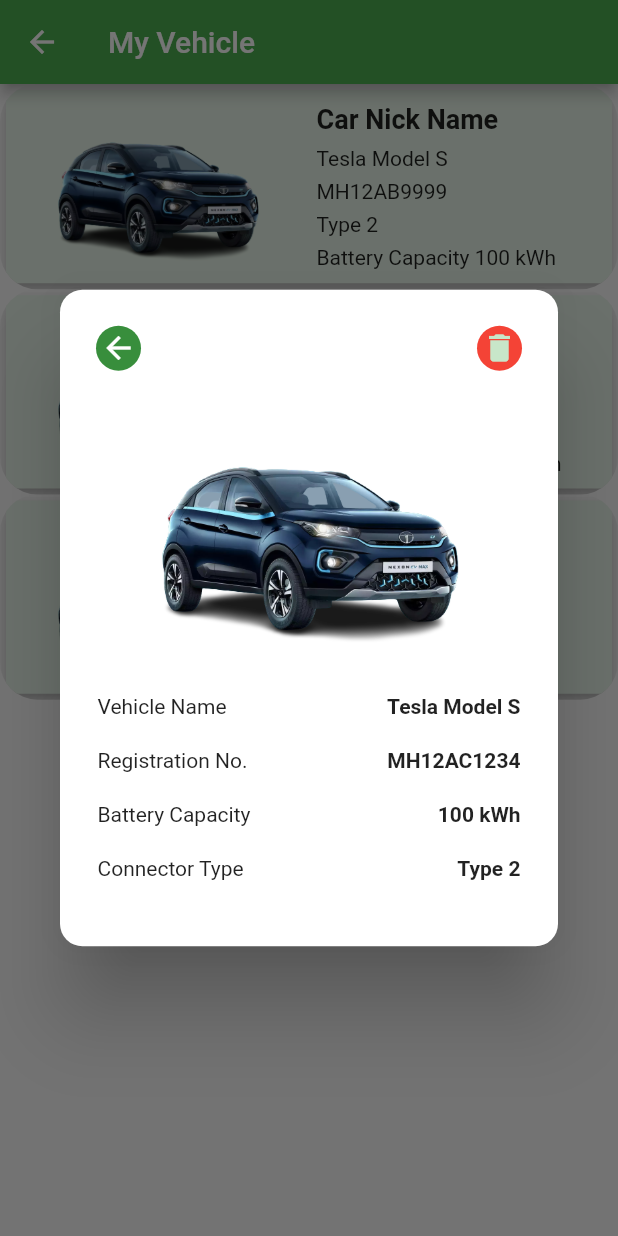
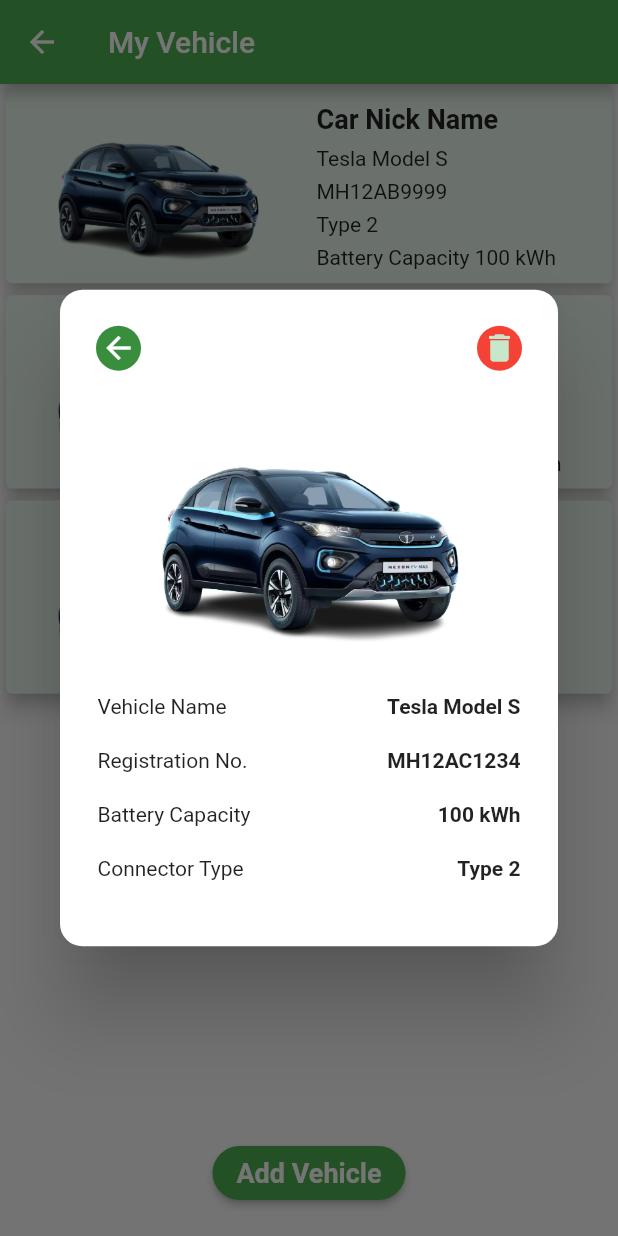
Before and after one commit to Atharvavpel/vcharge, a Flutter app: the MyVehicleScreen screen opened directly, after a tap on "Car Nick Name", on a phone screen of 412 x 824 dp. Run offline on Flutter 3.47's test engine with Material 2 defaults, Android fonts, the phone set to English and light mode, and no system bars; our stand-ins replace curved_navigation_bar, flutter_map, font_awesome_flutter, latlong2, location; network calls fail.

Commit message:
Added 'Add Vehicle' Button in the my vehicle page, also added the functionality, where the location of the stations will be fethed from the api and it will be shown on the map according to the lat and lng positions

```diff
--- a/lib/view/myVehicleScreen/myVehicleScreen.dart
+++ b/lib/view/myVehicleScreen/myVehicleScreen.dart
@@ -95,20 +95,21 @@ class MyVehicleScreenState extends State<MyVehicleScreen> {
       appBar: AppBar(
         title: const Text('My Vehicle'),
       ),
-      body: ListView.builder(
+      body: Stack(
+        children: [
+          ListView.builder(
               itemCount: vehicleList.length,
               itemBuilder: (context, index) {
                 return GestureDetector(
                   onTap: () {
                     showDialog(
                         context: context,
-                  builder: (BuildContext context){
-                    return ShowVehicleDetailsPopup(vehicleDetails: vehicleList[index],);
-                  }
+                        builder: (BuildContext context) {
+                          return ShowVehicleDetailsPopup(
+                            vehicleDetails: vehicleList[index],
                           );
+                        });
                   },
-              child: ClipRRect(
-                 borderRadius: BorderRadius.circular(25),
                   child: Card(
                     elevation: 5,
                     color: Colors.green.shade50,
@@ -144,17 +145,20 @@ class MyVehicleScreenState extends State<MyVehicleScreen> {
                               children: [
                                 // text car nick name
                                 Container(
-                                margin: const EdgeInsets.only(top: 3, bottom: 5),
+                                  margin:
+                                      const EdgeInsets.only(top: 3, bottom: 5),
                                   child: const Text(
                                     'Car Nick Name',
                                     style: TextStyle(
-                                      fontSize: 18, fontWeight: FontWeight.w700),
+                                        fontSize: 18,
+                                        fontWeight: FontWeight.w700),
                                   ),
                                 ),
 
                                 //Container for car model name
                                 Container(
-                                margin: const EdgeInsets.only(top: 3, bottom: 3),
+                                  margin:
+                                      const EdgeInsets.only(top: 3, bottom: 3),
                                   child: Text(
                                     '${vehicleList[index].vehicleBrandName} ${vehicleList[index].vehicleModelName}',
                                     style: const TextStyle(
@@ -165,7 +169,8 @@ class MyVehicleScreenState extends State<MyVehicleScreen> {
 
                                 //Container for vehicle Registration No.
                                 Container(
-                                margin: const EdgeInsets.only(top: 3, bottom: 3),
+                                  margin:
+                                      const EdgeInsets.only(top: 3, bottom: 3),
                                   child: const Text(
                                     'MH12AB9999',
                                     style: TextStyle(
@@ -176,7 +181,8 @@ class MyVehicleScreenState extends State<MyVehicleScreen> {
 
                                 //Container for vehicle adaptor type
                                 Container(
-                                margin: const EdgeInsets.only(top: 3, bottom: 3),
+                                  margin:
+                                      const EdgeInsets.only(top: 3, bottom: 3),
                                   child: Text(
                                     '${vehicleList[index].vehicleAdaptorType}',
                                     style: const TextStyle(
@@ -187,7 +193,8 @@ class MyVehicleScreenState extends State<MyVehicleScreen> {
 
                                 //Container for vehicle battery capacity
                                 Container(
-                                margin: const EdgeInsets.only(top: 3, bottom: 3),
+                                  margin:
+                                      const EdgeInsets.only(top: 3, bottom: 3),
                                   child: Text(
                                     'Battery Capacity ${vehicleList[index].vehicleBatteryCapacity}',
                                     style: const TextStyle(
@@ -202,9 +209,52 @@ class MyVehicleScreenState extends State<MyVehicleScreen> {
                       ],
                     ),
                   ),
-              ),
                 );
               }),
+
+
+          //Following is the code for the Add Vehicle Button
+          Positioned(
+            bottom: 0,
+            width: MediaQuery.of(context).size.width,
+            child: Center(
+              child: Padding(
+                padding: const EdgeInsets.all(8.0),
+                child: Container(
+                  margin: const EdgeInsets.all(10),
+                  // color: Colors.amber,
+                  child: ElevatedButton(
+                    style: ElevatedButton.styleFrom(
+                        shape: RoundedRectangleBorder(
+                          borderRadius: BorderRadius.circular(20),
+                        ),),
+                    onPressed: () {},
+                    child: const Text('Add Vehicle', style: TextStyle(fontWeight: FontWeight.bold, fontSize: 18),),
+                  ),
+                ),
+              ),
+            ),
+          )
+        ],
+      ),
+
+      // bottomNavigationBar: Padding(
+      //   padding: const EdgeInsets.all(8.0),
+      //   child: Container(
+      //     // margin: const EdgeInsets.all(10),
+      //     color: Colors.amber,
+      //     child: ElevatedButton(
+      //       style: ElevatedButton.styleFrom(
+      //         shape: RoundedRectangleBorder(
+      //           borderRadius: BorderRadius.circular(20),
+      //         ),
+      //         fixedSize: const Size(50,20)
+      //       ),
+      //       onPressed: () {},
+      //       child: const Text('Add Vehicle'),
+      //     ),
+      //   ),
+      // ),
     );
   }
 }
```
Also changed, not shown: lib/models/markerDetails.dart (added, +9 -0 lines), lib/models/stationModel.dart (+53 -26 lines), lib/view/homeScreen/widgets/bgMap.dart (+125 -61 lines). Lines whose indentation alone changed are shown as unchanged.
